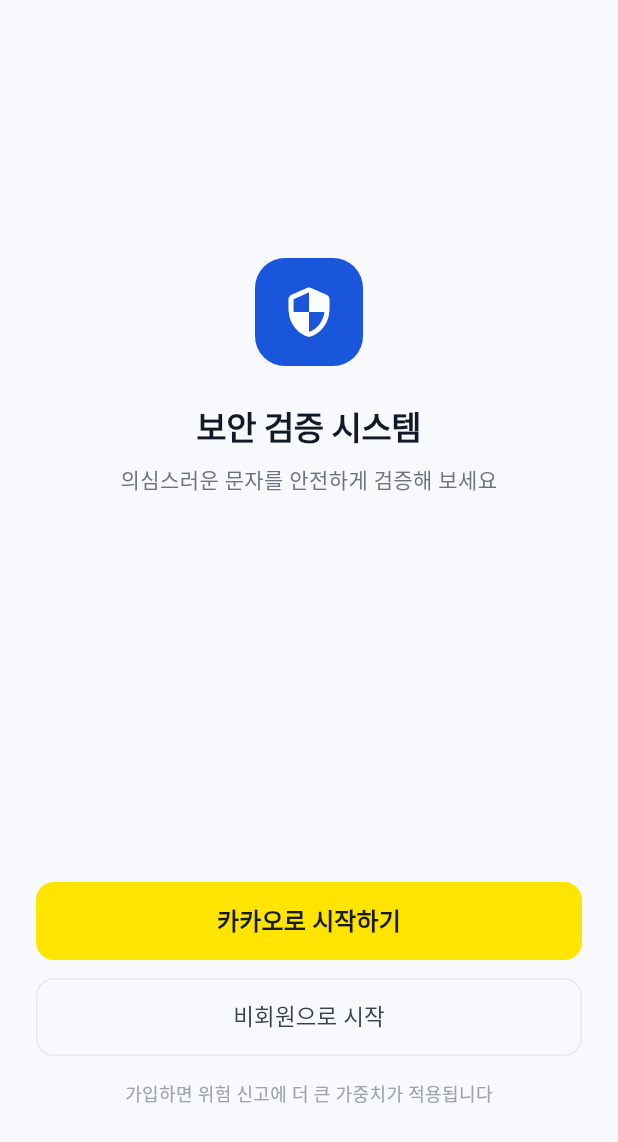
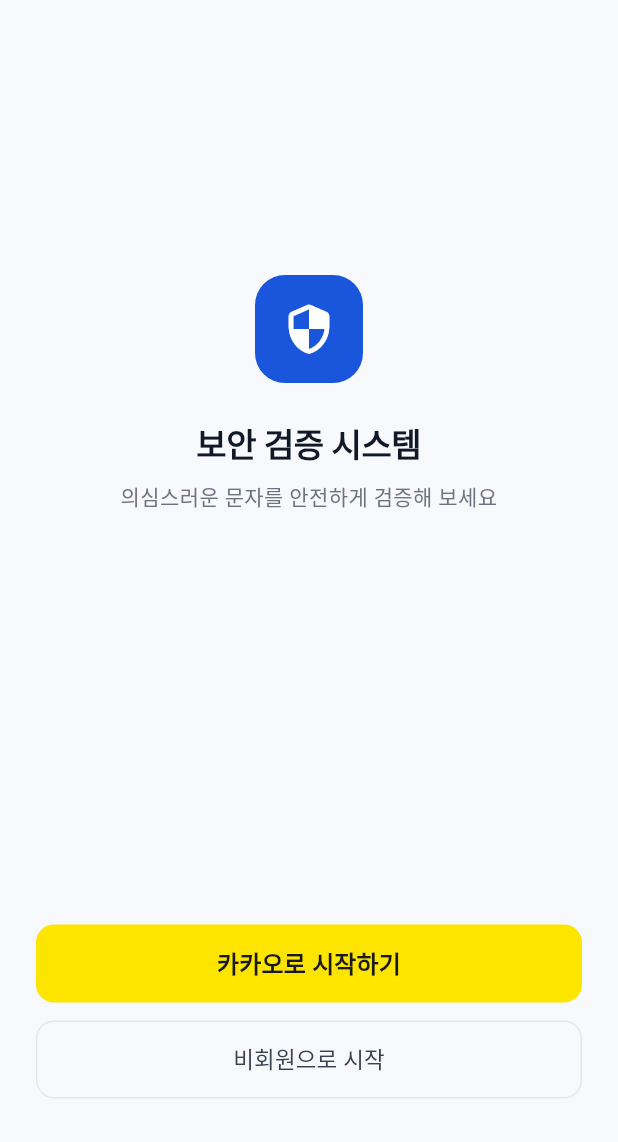
Before and after one commit to gusn9719/security_hub, a Flutter app: the screen it shows after launch, on a phone screen of 412 x 824 dp. Shown: the top 1142 px of the screen. Run offline on Flutter 3.47's test engine with Material 3 defaults, Android fonts, the phone set to English and light mode, and no system bars; our stand-ins replace permission_handler, shared_preferences; missing offline and left inert: flutter_inappwebview, kakao_flutter_sdk_user; accounts and stored records are empty.

Commit message:
fix: 사용자 노출 문구에서 '가중치' 표현 제거
이유 두 가지:

(1) UX (Nielsen #2 시스템과 실세계 매칭) — '가중치' 는 우리 휴리스틱
스코어러 내부 용어다. 사용자가 알 이유가 없고, 알면 오히려 '회원
계정 = 가짜 신고 어그로' 라는 사실을 노출해 공격 동기를 부여한다.

(2) 보안 — 어그로 방어 Layer 5 (가입자 표 1 명 ≈ 익명 3~4 명) 메커니즘은
공격자에게 비공개이어야 한다. 가입 비용 비대칭 (자연인 본인인증 vs
임시 UUID) 시연은 발표 자리에서 풀어내면 되는 내러티브지 화면 카피로
박을 내용이 아니다.

LoginScreen 의 보조 문구와 HomeScreen 모달의 카카오 로그인 항목
subtitle 두 곳에서 제거. 두 버튼/한 메뉴만 남아 깔끔.

```diff
--- a/frontend/lib/screens/home_screen.dart
+++ b/frontend/lib/screens/home_screen.dart
@@ -549,7 +549,6 @@
                   ListTile(
                     leading: const Icon(Icons.login, color: Color(0xFFFEE500)),
                     title: const Text('카카오로 로그인'),
-                    subtitle: const Text('위험 신고에 더 큰 가중치가 적용됩니다'),
                     onTap: () {
                       Navigator.pop(sheetCtx);
                       Navigator.of(context).push(
--- a/frontend/lib/screens/login_screen.dart
+++ b/frontend/lib/screens/login_screen.dart
@@ -100,15 +100,6 @@
               _buildKakaoButton(),
               const SizedBox(height: 12),
               _buildAnonymousButton(),
-              const SizedBox(height: 16),
-              const Text(
-                '가입하면 위험 신고에 더 큰 가중치가 적용됩니다',
-                textAlign: TextAlign.center,
-                style: TextStyle(
-                  fontSize: 12,
-                  color: Color(0xFF9CA3AF),
-                ),
-              ),
               const Spacer(),
             ],
           ),
```
